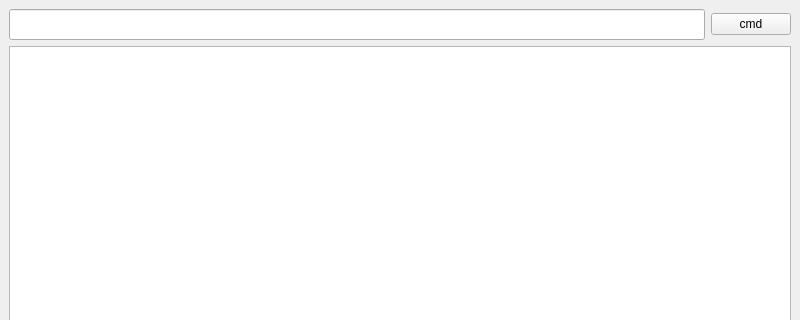
Qt form masVersion/mainwindow.ui (ZhangDezhi/masVersion) before a commit; both pictures show x 0 to 800 and y 0 to 320 of the 800 by 600 pixel window.
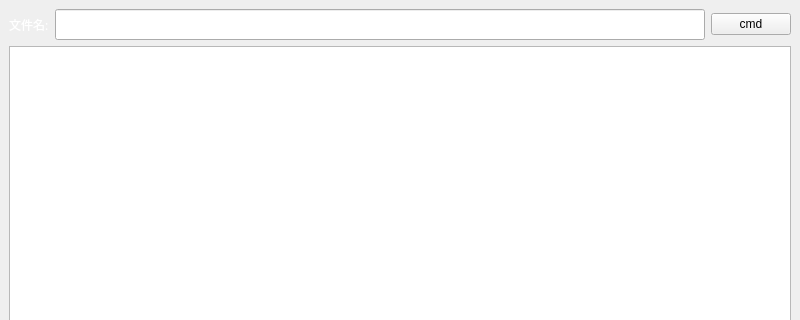
The same form after that commit.

Commit message: 读取版本文件功能oK

```diff
--- a/masVersion/mainwindow.ui
+++ b/masVersion/mainwindow.ui
@@ -2,6 +2,9 @@
 <ui version="4.0">
  <class>MainWindow</class>
  <widget class="QMainWindow" name="MainWindow">
+  <property name="enabled">
+   <bool>true</bool>
+  </property>
   <property name="geometry">
    <rect>
     <x>0</x>
@@ -16,6 +19,28 @@
   <widget class="QWidget" name="centralwidget">
    <layout class="QGridLayout" name="gridLayout">
     <item row="0" column="0">
+     <widget class="QLabel" name="label">
+      <property name="font">
+       <font>
+        <family>AcadEref</family>
+        <pointsize>9</pointsize>
+       </font>
+      </property>
+      <property name="mouseTracking">
+       <bool>false</bool>
+      </property>
+      <property name="autoFillBackground">
+       <bool>false</bool>
+      </property>
+      <property name="styleSheet">
+       <string notr="true">color: rgb(255, 255, 255);</string>
+      </property>
+      <property name="text">
+       <string>文件名:</string>
+      </property>
+     </widget>
+    </item>
+    <item row="0" column="1">
      <widget class="QLineEdit" name="lineEdit">
       <property name="font">
        <font>
@@ -24,14 +49,14 @@
       </property>
      </widget>
     </item>
-    <item row="0" column="1">
+    <item row="0" column="2">
      <widget class="QPushButton" name="cmdButton">
       <property name="text">
        <string>cmd</string>
       </property>
      </widget>
     </item>
-    <item row="1" column="0" colspan="2">
+    <item row="1" column="0" colspan="3">
      <widget class="QTextEdit" name="textEdit"/>
     </item>
    </layout>
```
The commit also changes 2 other files.
